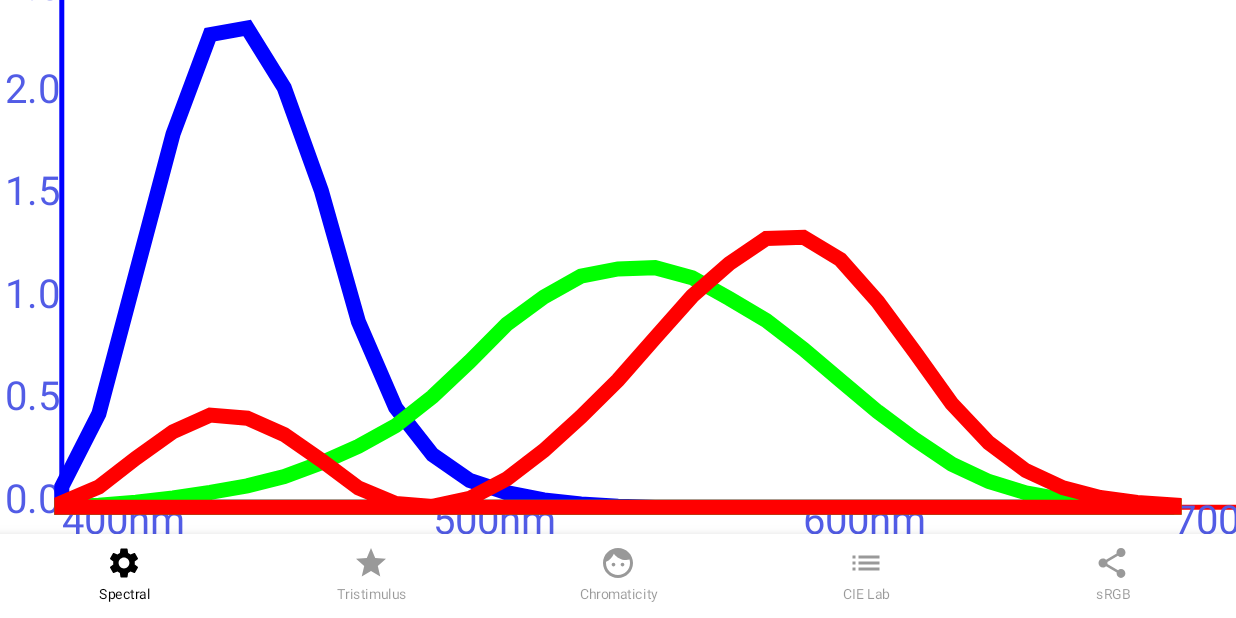
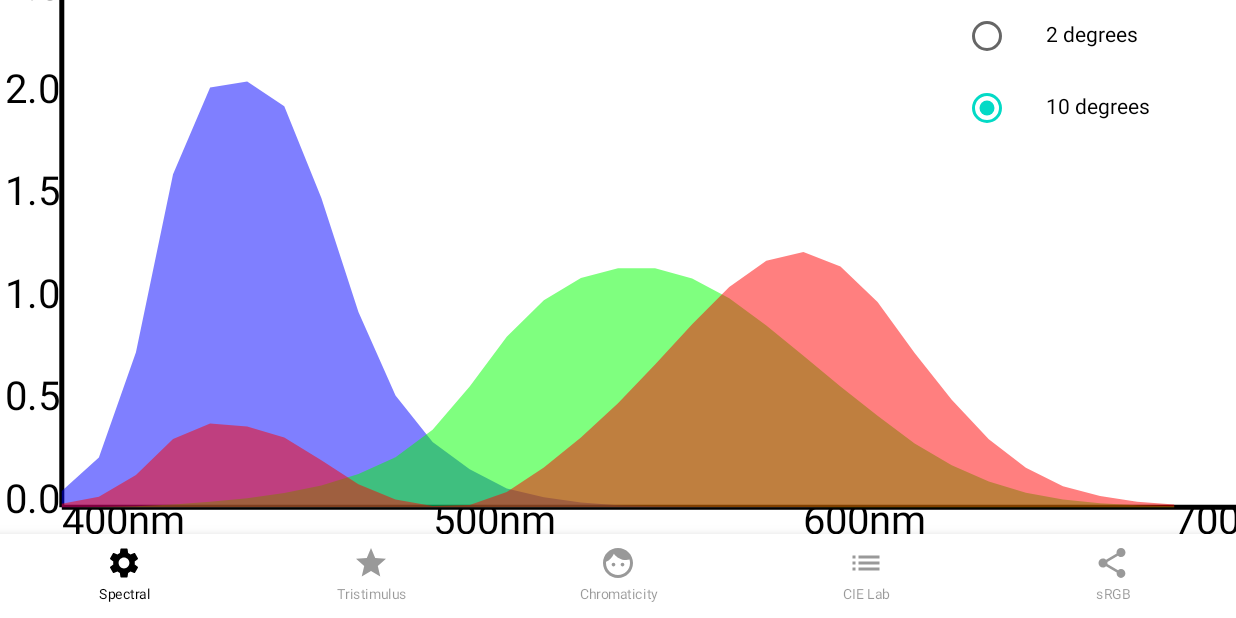
Before and after one commit to yeuchi/colorbration, an Android app built with Jetpack Compose: the screen it shows after launch (MainActivity), on a phone screen of 824 x 412 dp (held sideways). Run offline under Robolectric (Android 15) with nearby library versions, the phone set to English and light mode, and no system bars; our stand-ins replace Dagger/Hilt's generated code.

Commit message:
StandardObservers ready
1. functional radio buttons
2. functional 10 degrees standard observer
3. functional 2 degrees standard observer

```diff
--- a/android/Colorbration/app/src/main/java/com/ctyeung/colorbration/MainActivity.kt
+++ b/android/Colorbration/app/src/main/java/com/ctyeung/colorbration/MainActivity.kt
@@ -6,23 +6,30 @@ import androidx.activity.ComponentActivity
 import androidx.activity.compose.setContent
 import androidx.activity.viewModels
 import androidx.compose.foundation.Canvas
+import androidx.compose.foundation.background
 import androidx.compose.foundation.layout.Arrangement
+import androidx.compose.foundation.layout.Box
 import androidx.compose.foundation.layout.Column
 import androidx.compose.foundation.layout.PaddingValues
+import androidx.compose.foundation.layout.Row
 import androidx.compose.foundation.layout.fillMaxSize
+import androidx.compose.foundation.layout.fillMaxWidth
 import androidx.compose.foundation.layout.padding
+import androidx.compose.foundation.layout.width
+import androidx.compose.foundation.selection.selectable
+import androidx.compose.material.RadioButton
 import androidx.compose.material.Scaffold
+import androidx.compose.material.Text
 import androidx.compose.runtime.Composable
 import androidx.compose.ui.Alignment
 import androidx.compose.ui.Modifier
 import androidx.compose.ui.geometry.Offset
-import androidx.compose.ui.graphics.Brush
 import androidx.compose.ui.graphics.Color
 import androidx.compose.ui.graphics.Paint
-import androidx.compose.ui.graphics.StrokeCap
-import androidx.compose.ui.graphics.drawscope.Stroke
 import androidx.compose.ui.graphics.drawscope.drawIntoCanvas
 import androidx.compose.ui.graphics.nativeCanvas
+import androidx.compose.ui.unit.Dp
+import androidx.compose.ui.unit.dp
 import androidx.lifecycle.Observer
 import com.ctyeung.colorbration.data.SpectralData
 import com.ctyeung.colorbration.ui.theme.ColorbrationTheme
@@ -35,7 +42,7 @@ import dagger.hilt.android.AndroidEntryPoint
  */
 @AndroidEntryPoint
 class MainActivity : ComponentActivity() {
-    val viewModel: MainViewModel by viewModels()
+    protected val viewModel: MainViewModel by viewModels()
 
     override fun onCreate(savedInstanceState: Bundle?) {
         super.onCreate(savedInstanceState)
@@ -77,27 +84,25 @@ class MainActivity : ComponentActivity() {
 
     @Composable
     private fun Render(data: List<SpectralData>, paddingValues: PaddingValues) {
-        Column(
+        Box(
             // in this column we are specifying modifier
             // and aligning it center of the screen on below lines.
             modifier = Modifier
                 .fillMaxSize()
                 .padding(paddingValues),
-            horizontalAlignment = Alignment.CenterHorizontally,
-            verticalArrangement = Arrangement.Center
         ) {
             ComposeCanvas(data)
+            ComposeRadio()
         }
     }
 
     @Composable
     private fun ComposeCanvas(data: List<SpectralData>) {
-
         Canvas(modifier = Modifier.fillMaxSize()) {
             val paddingX = (size.width / 20.0).toFloat()
             val paddingY = (size.height / 20.0).toFloat()
             val paint = Paint().asFrameworkPaint().apply {
-                color = 0xff525ce6.toInt()
+                color = 0xff000000.toInt()
                 textAlign = android.graphics.Paint.Align.LEFT
                 textSize = 40f
             }
@@ -107,7 +112,7 @@ class MainActivity : ComponentActivity() {
             drawLine(
                 start = Offset(x = paddingX, y = 0f),
                 end = Offset(x = paddingX, y = size.height - paddingY),
-                color = Color.Blue,
+                color = Color.Black,
                 strokeWidth = 5F
             )
 
@@ -125,7 +130,7 @@ class MainActivity : ComponentActivity() {
             drawLine(
                 start = Offset(x = paddingX, y = size.height - paddingY),
                 end = Offset(x = size.width, y = size.height - paddingY),
-                color = Color.Red,
+                color = Color.Black,
                 strokeWidth = 5F
             )
             for (x in 0 until 4) {
@@ -141,7 +146,7 @@ class MainActivity : ComponentActivity() {
             val one_percent = (size.height - 2 * paddingY) / 200.0
             val ten_nm = (size.width - 2 * paddingX) / 30.0
 
-            fun createPath(spectralData: SpectralData, colors:List<Color>) {
+            fun createPath(spectralData: SpectralData, color: Color) {
                 val observerPath = androidx.compose.ui.graphics.Path().let {
 
                     // initial position
@@ -162,13 +167,84 @@ class MainActivity : ComponentActivity() {
                 }
                 drawPath(
                     path = observerPath,
-                    Brush.verticalGradient(colors = colors),
-                    style = Stroke(width = 15f, cap = StrokeCap.Round)
+                    color = color,
+                    style = androidx.compose.ui.graphics.drawscope.Fill,
+                    alpha = .5f
                 )
             }
-            createPath(data[2], listOf(Color.Blue, Color.Blue))
-            createPath(data[1], listOf(Color.Green, Color.Green))
-            createPath(data[0], listOf(Color.Red, Color.Red))
+            createPath(data[2], Color.Blue)
+            createPath(data[1], Color.Green)
+            createPath(data[0], Color.Red)
+        }
+    }
+
+    @Composable
+    private fun ComposeRadio() {
+        /*
+         * https://www.geeksforgeeks.org/radiobuttons-in-android-using-jetpack-compose/
+         */
+        Column(
+            modifier = Modifier.fillMaxWidth(),
+            verticalArrangement = Arrangement.Top,
+        ) {
+            val radioOptions =
+                MainViewModel.let { listOf(it.OBSERVER_2_DEGREES, it.OBSERVER_10_DEGREES) }
+            radioOptions.forEach { text ->
+                Row(
+                    Modifier
+                        // using modifier to add max
+                        // width to our radio button.
+                        .align(Alignment.End)
+                        .width(200.dp)
+                        // below method is use to add
+                        // selectable to our radio button.
+                        .selectable(
+                            // this method is called when
+                            // radio button is selected.
+                            selected = (text == viewModel.selectedObserver),
+                            // below method is called on
+                            // clicking of radio button.
+                            onClick = {
+                                MainViewModel.apply {
+                                    when (text) {
+                                        OBSERVER_2_DEGREES -> viewModel.select2degrees()
+                                        OBSERVER_10_DEGREES -> viewModel.select10degrees()
+                                    }
+                                }
+                            }
+                        )
+                        // below line is use to add
+                        // padding to radio button.
+                        .padding(horizontal = 10.dp),
+                    ) {
+                    // val context = ContextAmbient.current
+
+                    // below line is use to
+                    // generate radio button
+                    RadioButton(
+                        // inside this method we are
+                        // adding selected with a option.
+                        selected = (text == viewModel.selectedObserver),
+                        onClick = {
+                            MainViewModel.apply {
+                                when (text) {
+                                    OBSERVER_2_DEGREES -> viewModel.select2degrees()
+                                    OBSERVER_10_DEGREES -> viewModel.select10degrees()
+                                }
+                            }
+                            // after clicking a radio button
+                            // we are displaying a toast message.
+                            //Toast.makeText(context, text, Toast.LENGTH_LONG).show()
+                        }
+                    )
+                    // below line is use to add
+                    // text to our radio buttons.
+                    Text(
+                        text = text,
+                        modifier = Modifier.padding(15.dp)
+                    )
+                }
+            }
         }
     }
 }
--- a/android/Colorbration/app/src/main/java/com/ctyeung/colorbration/data/ObserverRepository.kt
+++ b/android/Colorbration/app/src/main/java/com/ctyeung/colorbration/data/ObserverRepository.kt
@@ -7,11 +7,10 @@ import javax.inject.Inject
 class ObserverRepository @Inject constructor(
     @ApplicationContext val context: Context
 ) {
-    private val standardObserver = StandardObserver()
 
     val standardObserver10Degree: List<SpectralData>
         get() {
-            val list = standardObserver.let {
+            val list = StandardObserver.let {
                 listOf(
                     SpectralData(it.standardObserver10Degree1964X),
                     SpectralData(it.standardObserver10Degree1964Y),
@@ -23,7 +22,7 @@ class ObserverRepository @Inject constructor(
 
     val standardObserver2Degree: List<SpectralData>
         get() {
-            val list = standardObserver.let {
+            val list = StandardObserver.let {
                 listOf(
                     SpectralData(it.standardObserver2Degree1931X),
                     SpectralData(it.standardObserver2Degree1931Y),
--- a/android/Colorbration/app/src/main/java/com/ctyeung/colorbration/data/StandardObserver.kt
+++ b/android/Colorbration/app/src/main/java/com/ctyeung/colorbration/data/StandardObserver.kt
@@ -1,11 +1,9 @@
 package com.ctyeung.colorbration.data
 
-class StandardObserver : SpectralData() {
+object StandardObserver : SpectralData() {
 
-    companion object {
-        const val FUNC_2D_1931:String = "2degree1931"
-        const val FUNC_10D_1964:String = "10degree1964"
-    }
+    const val FUNC_2D_1931: String = "2degree1931"
+    const val FUNC_10D_1964: String = "10degree1964"
 
     val count = 31
 
--- a/android/Colorbration/app/src/main/java/com/ctyeung/colorbration/viewmodels/MainViewModel.kt
+++ b/android/Colorbration/app/src/main/java/com/ctyeung/colorbration/viewmodels/MainViewModel.kt
@@ -1,13 +1,11 @@
 package com.ctyeung.colorbration.viewmodels
 
 import android.content.Context
-import android.graphics.PointF
 import androidx.lifecycle.LiveData
 import androidx.lifecycle.MutableLiveData
 import androidx.lifecycle.ViewModel
 import com.ctyeung.colorbration.data.ObserverRepository
 import com.ctyeung.colorbration.data.SpectralData
-import com.ctyeung.colorbration.data.StandardObserver
 import dagger.hilt.android.lifecycle.HiltViewModel
 import dagger.hilt.android.qualifiers.ApplicationContext
 import javax.inject.Inject
@@ -15,12 +13,31 @@ import javax.inject.Inject
 @HiltViewModel
 class MainViewModel @Inject constructor(
     @ApplicationContext context: Context,
-    observerRepository: ObserverRepository
+    protected val observerRepository: ObserverRepository
 ) : ViewModel() {
+    companion object {
+        const val OBSERVER_2_DEGREES = "2 degrees"
+        const val OBSERVER_10_DEGREES = "10 degrees"
+    }
+
+    private var _selectedObserver: String = OBSERVER_10_DEGREES
+    var selectedObserver: String = _selectedObserver
+        get() = _selectedObserver
+
     private val _event = MutableLiveData<ObserverEvent>()
     val event: LiveData<ObserverEvent> = _event
 
     init {
+        select10degrees()
+    }
+
+    fun select10degrees() {
+        _selectedObserver = OBSERVER_10_DEGREES
+        _event.value = ObserverEvent.Success(observerRepository.standardObserver2Degree)
+    }
+
+    fun select2degrees() {
+        _selectedObserver = OBSERVER_2_DEGREES
         _event.value = ObserverEvent.Success(observerRepository.standardObserver10Degree)
     }
 }
```
Also changed, not shown: android/Colorbration/app/src/main/java/com/ctyeung/colorbration/data/Spectral2XYZ.kt (+14 -11 lines).
